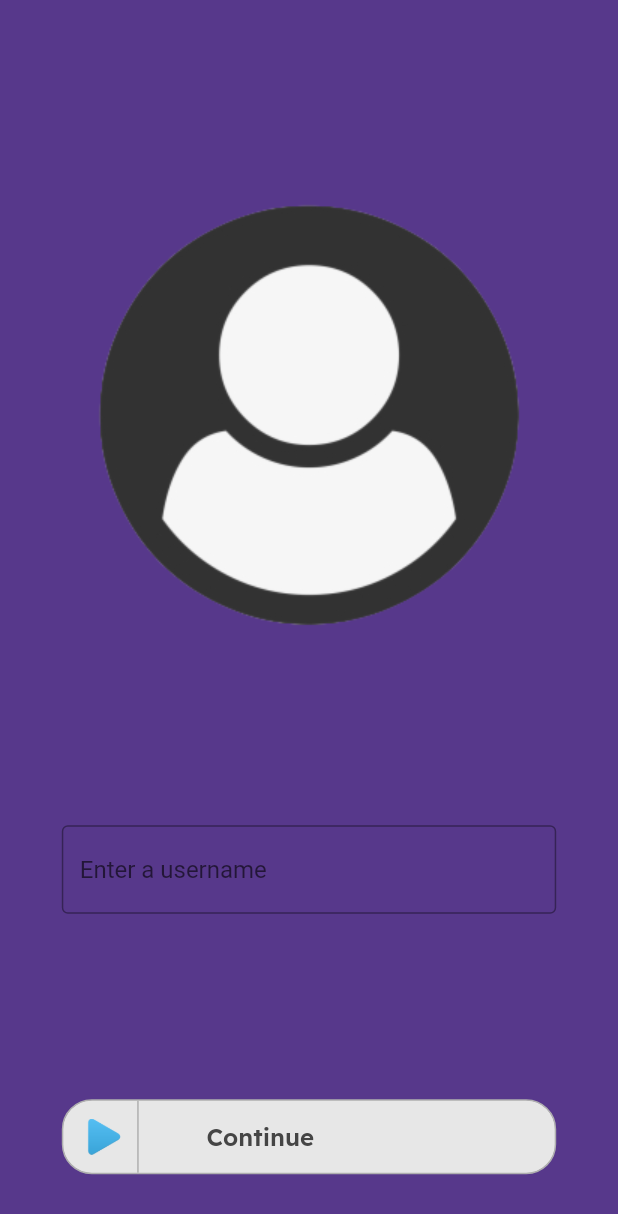
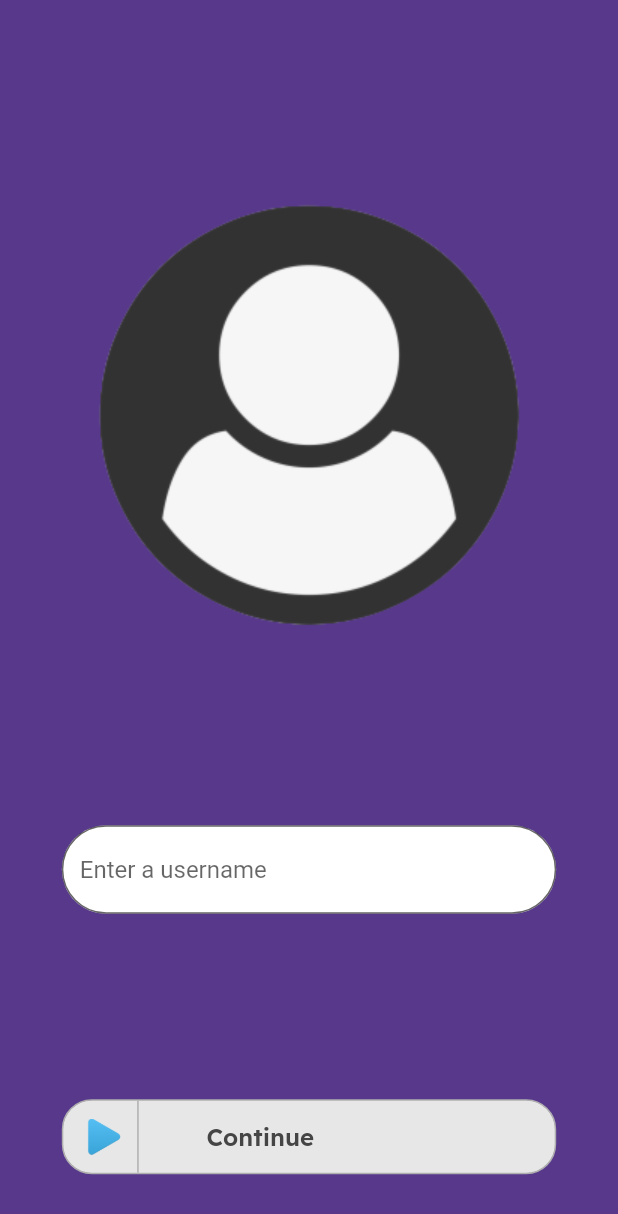
Before and after one commit to AriTedeschi/MyGame, a Flutter app: the UsernamePage screen opened by its route, on a phone screen of 412 x 824 dp. Shown: the top 1214 px of the screen. Run offline on Flutter 3.47's test engine with Material 2 defaults, Android fonts, the phone set to English and light mode, and no system bars; our stand-ins replace google_fonts; generated files the repository leaves out were written again.

```diff
--- a/lib/presentation/pages/usernamepage.dart
+++ b/lib/presentation/pages/usernamepage.dart
@@ -41,7 +41,8 @@ class _UsernamePageState extends State<UsernamePage> {
                   ),
                   TextField(
                     decoration: InputDecoration(
-                      border: OutlineInputBorder(),
+                      fillColor: Colors.white, filled: true,
+                      border: OutlineInputBorder(borderRadius: BorderRadius.circular(30)),
                       hintText: 'Enter a username',
                     ),
                   ),
```
